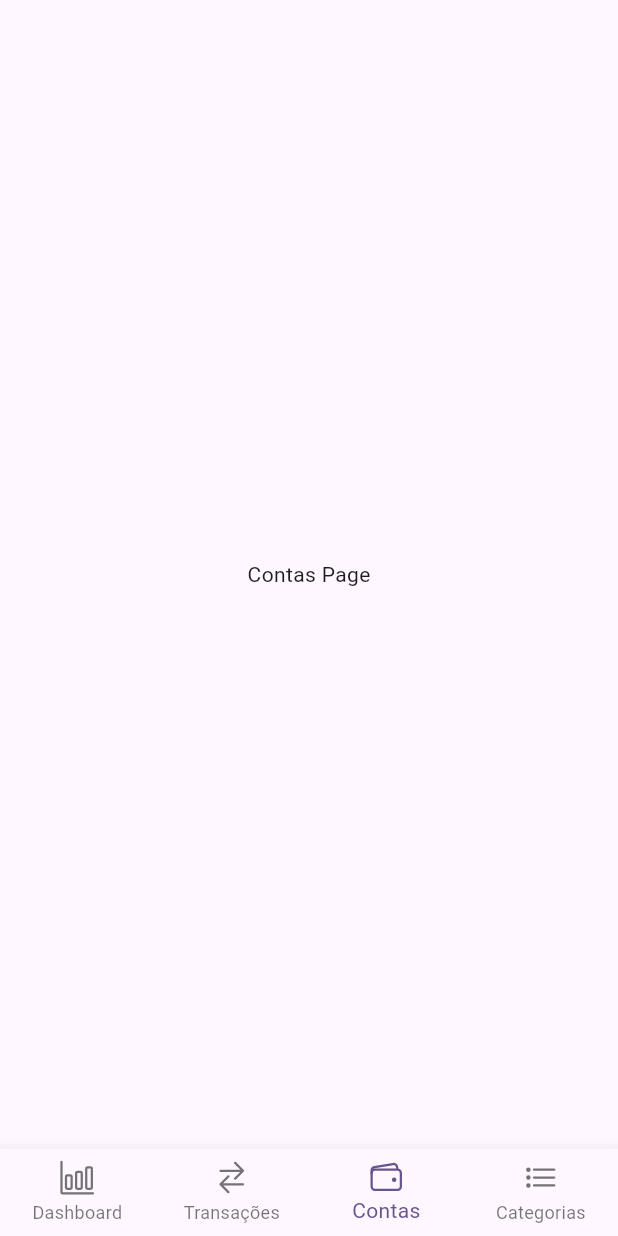
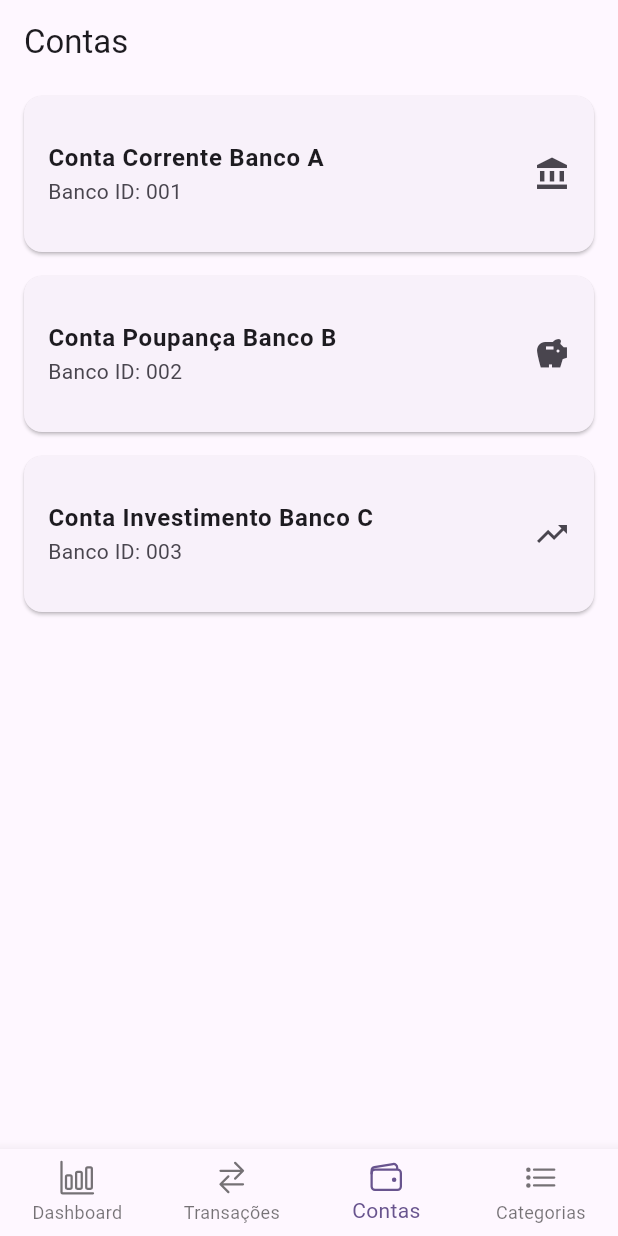
Before and after one commit to joaotuneli56/expance_trace_fiap, a Flutter app: the screen it shows after launch, item 3 of the bottom bar chosen, on a phone screen of 412 x 824 dp. Run offline on Flutter 3.47's test engine with Material 3 defaults, Android fonts, the phone set to English and light mode, and no system bars; our stand-ins replace carousel_slider, ionicons.

Commit message:
Adicionando carrosel e cards

```diff
--- /dev/null
+++ b/lib/components/item_conta.dart
@@ -0,0 +1,37 @@
+import 'package:expense_tracker/models/conta.dart';
+import 'package:flutter/material.dart';
+
+class ItemConta extends StatelessWidget {
+  final Conta conta;
+
+  const ItemConta({Key? key, required this.conta}) : super(key: key);
+
+  @override
+  Widget build(BuildContext context) {
+    return Card(
+      margin: const EdgeInsets.symmetric(vertical: 8.0, horizontal: 16.0),
+      child: ListTile(
+        contentPadding: const EdgeInsets.all(16.0),
+        title: Text(
+          conta.descricao,
+          style: const TextStyle(fontWeight: FontWeight.bold),
+        ),
+        subtitle: Text('Banco ID: ${conta.bancoId}'),
+        trailing: Icon(_getIcon(conta.tipoConta)),
+      ),
+    );
+  }
+
+  IconData _getIcon(TipoConta tipoConta) {
+    switch (tipoConta) {
+      case TipoConta.contaCorrente:
+        return Icons.account_balance;
+      case TipoConta.contaPoupanca:
+        return Icons.savings;
+      case TipoConta.contaInvestimento:
+        return Icons.trending_up;
+      default:
+        return Icons.account_balance_wallet;
+    }
+  }
+}
--- a/lib/pages/contas_page.dart
+++ b/lib/pages/contas_page.dart
@@ -1,4 +1,6 @@
+import 'package:expense_tracker/repository/conta_repository.dart';
 import 'package:flutter/material.dart';
+import 'package:expense_tracker/components/item_conta.dart';
 
 class ContasPage extends StatefulWidget {
   const ContasPage({super.key});
@@ -8,10 +10,21 @@ class ContasPage extends StatefulWidget {
 }
 
 class _ContasPageState extends State<ContasPage> {
+  final ContasRepository repository = ContasRepository();
+
   @override
   Widget build(BuildContext context) {
-    return const Center(
-      child: Text('Contas Page'),
+    return Scaffold(
+      appBar: AppBar(
+        title: const Text('Contas'),
+      ),
+      body: ListView.builder(
+        itemCount: repository.contas.length,
+        itemBuilder: (context, index) {
+          final conta = repository.contas[index];
+          return ItemConta(conta: conta);
+        },
+      ),
     );
   }
 }
--- /dev/null
+++ b/lib/repository/conta_repository.dart
@@ -0,0 +1,24 @@
+import 'package:expense_tracker/models/conta.dart';
+
+class ContasRepository {
+  final List<Conta> contas = [
+    Conta(
+      id: '1',
+      bancoId: '001',
+      descricao: 'Conta Corrente Banco A',
+      tipoConta: TipoConta.contaCorrente,
+    ),
+    Conta(
+      id: '2',
+      bancoId: '002',
+      descricao: 'Conta Poupança Banco B',
+      tipoConta: TipoConta.contaPoupanca,
+    ),
+    Conta(
+      id: '3',
+      bancoId: '003',
+      descricao: 'Conta Investimento Banco C',
+      tipoConta: TipoConta.contaInvestimento,
+    ),
+  ];
+}
--- a/pubspec.yaml
+++ b/pubspec.yaml
@@ -37,6 +37,8 @@ dependencies:
   cupertino_icons: ^1.0.2
   ionicons: ^0.2.2
   intl: ^0.18.1
+  carousel_slider: ^4.2.1
+  dots_indicator: ^2.0.0
 
 dev_dependencies:
   flutter_test:
```
Also changed, not shown: lib/pages/dashboard_page.dart (+84 -2 lines), lib/repository/dashboard_repository.dart (added, +22 -0 lines), pubspec.lock.
